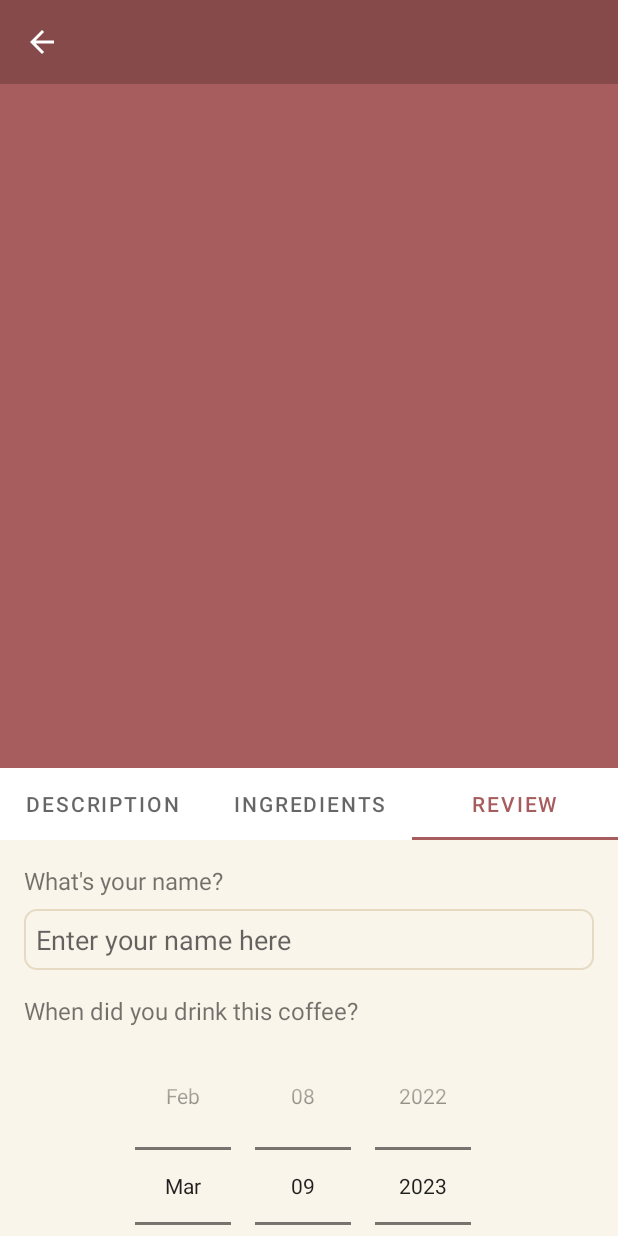
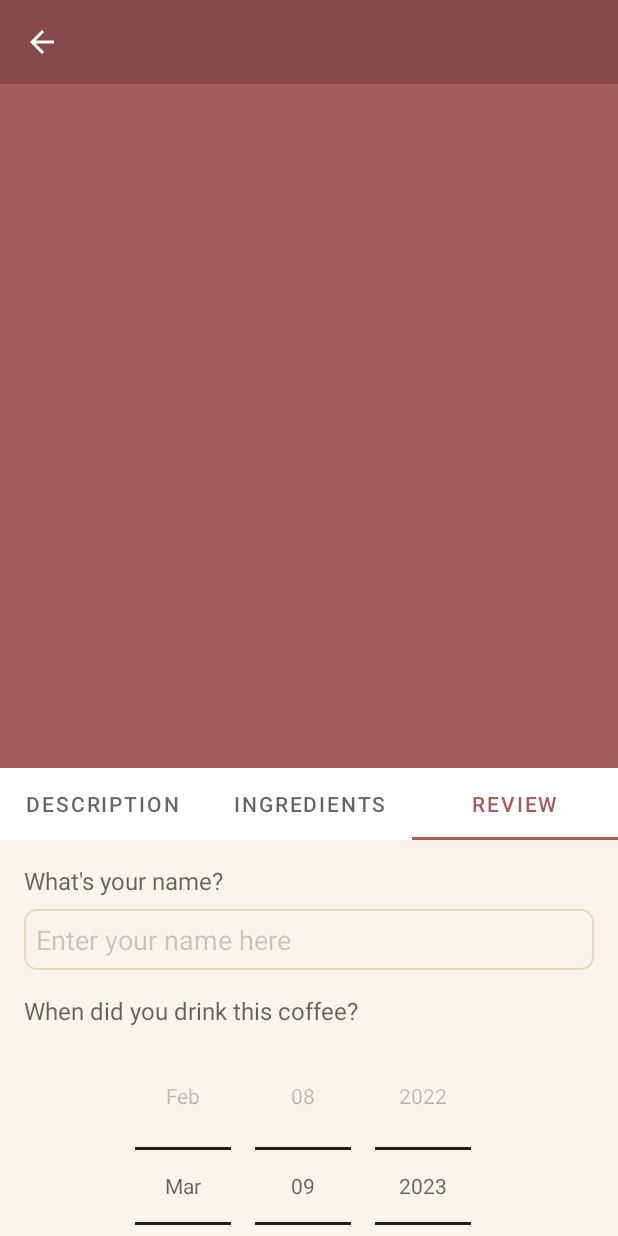
Before and after one commit to jxie93/coffee-demo-android, an Android app: the fragment CoffeeDetailFragment placed in its activity, tab 3 chosen, on a phone screen of 412 x 824 dp. Run offline under Robolectric (Android 15) with nearby library versions, the phone set to English and light mode, and no system bars; our stand-ins replace Dagger/Hilt's generated code, Picasso, Room's generated code; libraries missing offline, so code that uses them is left out: jp.wasabeef.picasso; network calls fail; pictures from the network do not load.

Commit message:
Improve some colors in dark mode, fix being able to open placeholders

```diff
--- a/CoffeeDemo/app/src/main/java/com/example/coffeedemo1/ui/main/CoffeeListFragment.kt
+++ b/CoffeeDemo/app/src/main/java/com/example/coffeedemo1/ui/main/CoffeeListFragment.kt
@@ -77,6 +77,8 @@ class CoffeeListFragment : Fragment(), CoffeeListAdapterDelegate {
 
     override fun onCoffeeItemClicked(id: String) {
         Log.i("COFFEE!", "onCoffeeItemClicked -> $id")
+        val item = viewModel.displayDataFlow.value.firstOrNull { it.id == id }
+        if (item == null || item.isPlaceholder) return
         parentFragmentManager
             .beginTransaction()
             .setCustomAnimations(
--- a/CoffeeDemo/app/src/main/res/layout/layout_coffee_detail_description.xml
+++ b/CoffeeDemo/app/src/main/res/layout/layout_coffee_detail_description.xml
@@ -16,6 +16,7 @@
             android:layout_width="match_parent"
             android:layout_height="wrap_content"
             android:textSize="20sp"
+            android:textColor="@color/black_60"
             tools:text="description text"/>
 
     </ScrollView>
--- a/CoffeeDemo/app/src/main/res/layout/layout_coffee_detail_ingredients.xml
+++ b/CoffeeDemo/app/src/main/res/layout/layout_coffee_detail_ingredients.xml
@@ -15,6 +15,7 @@
             android:layout_width="match_parent"
             app:lineHeight="30sp"
             android:textSize="20sp"
+            android:textColor="@color/black_60"
             android:layout_height="wrap_content"/>
 
     </ScrollView>
--- a/CoffeeDemo/app/src/main/res/layout/layout_coffee_detail_review.xml
+++ b/CoffeeDemo/app/src/main/res/layout/layout_coffee_detail_review.xml
@@ -19,6 +19,7 @@
                 android:layout_width="match_parent"
                 android:layout_height="wrap_content"
                 android:textSize="16sp"
+                android:textColor="@color/black_60"
                 android:text="@string/detail_review_label_name"/>
             <FrameLayout
                 android:layout_marginTop="8dp"
@@ -33,6 +34,8 @@
                     android:layout_height="wrap_content"
                     android:hint="@string/hint_enter_name"
                     android:inputType="textPersonName"
+                    android:textColor="@color/black_60"
+                    android:textColorHint="@color/black_20"
                     android:maxLines="1" />
             </FrameLayout>
             <androidx.appcompat.widget.AppCompatTextView
@@ -41,20 +44,22 @@
                 android:layout_width="match_parent"
                 android:layout_height="wrap_content"
                 android:textSize="16sp"
+                android:textColor="@color/black_60"
                 android:text="@string/detail_review_label_date"/>
             <DatePicker
                 android:id="@+id/detail_review_datePicker"
                 android:layout_width="match_parent"
                 android:layout_height="wrap_content"
                 android:calendarViewShown="false"
+                android:theme="@style/CustomDatePicker"
                 android:datePickerMode="spinner"/>
             <androidx.appcompat.widget.AppCompatTextView
                 app:layout_constraintTop_toTopOf="parent"
                 android:layout_width="match_parent"
                 android:layout_height="wrap_content"
                 android:textSize="16sp"
+                android:textColor="@color/black_60"
                 android:text="@string/detail_review_label_rating"/>
-
                 <androidx.appcompat.widget.AppCompatTextView
                     android:gravity="center"
                     android:id="@+id/detail_review_rating_label"
@@ -63,6 +68,7 @@
                     android:layout_height="wrap_content"
                     android:textSize="36sp"
                     android:textStyle="bold|italic"
+                    android:textColor="@color/black_60"
                     tools:text="5/10"/>
                 <com.google.android.material.slider.Slider
                     android:id="@+id/detail_review_rating_slider"
@@ -78,6 +84,7 @@
                 android:layout_width="match_parent"
                 android:layout_height="wrap_content"
                 android:textSize="16sp"
+                android:textColor="@color/black_60"
                 android:text="@string/detail_review_label_comment"/>
             <FrameLayout
                 android:layout_marginTop="8dp"
@@ -90,6 +97,8 @@
                     android:id="@+id/detail_review_editText_comment"
                     android:hint="@string/hint_enter_comment"
                     android:inputType="textMultiLine"
+                    android:textColor="@color/black_60"
+                    android:textColorHint="@color/black_20"
                     android:layout_width="match_parent"
                     android:layout_height="wrap_content"/>
             </FrameLayout>
--- a/CoffeeDemo/app/src/main/res/values/colors.xml
+++ b/CoffeeDemo/app/src/main/res/values/colors.xml
@@ -4,10 +4,12 @@
     <color name="tertiary">#A7727D</color>
     <color name="secondary">#D46A56</color>
     <color name="secondary_20">#33D46A56</color>
+    <color name="secondary_05">#0DD46A56</color>
     <color name="primary">#A75D5D</color>
     <color name="primary_80">#CCA75D5D</color>
     <color name="black">#FF000000</color>
     <color name="black_20">#33000000</color>
+    <color name="black_60">#99000000</color>
     <color name="cream">#FAF5EB</color>
     <color name="cream_dark">#E6DAC2</color>
     <color name="white">#FFFFFFFF</color>
--- a/CoffeeDemo/app/src/main/res/values/styles.xml
+++ b/CoffeeDemo/app/src/main/res/values/styles.xml
@@ -1,14 +1,9 @@
 <?xml version="1.0" encoding="utf-8"?>
 <resources>
-<!--    <style name="ListBackgroundCardViewStyle" parent="@style/Widget.MaterialComponents.CardView">-->
-<!--        <item name="shapeAppearanceOverlay">@style/ShapeAppearanceOverlay_customCorners</item>-->
-<!--    </style>-->
-
-<!--    <style name="ShapeAppearanceOverlay_customCorners" parent="">-->
-<!--        <item name="cornerFamily">rounded</item>-->
-<!--        <item name="cornerSizeTopRight">@dimen/bg_card_corner_radius</item>-->
-<!--        <item name="cornerSizeTopLeft">@dimen/bg_card_corner_radius</item>-->
-<!--        <item name="cornerSizeBottomRight">0dp</item>-->
-<!--        <item name="cornerSizeBottomLeft">0dp</item>-->
-<!--    </style>-->
+    <style name="CustomDatePicker" >
+        <!-- Text color -->
+        <item name="android:textColorPrimary">@color/black_60</item>
+        <!-- Divider color -->
+        <item name="colorControlNormal">@color/black</item>
+    </style>
 </resources>
```
